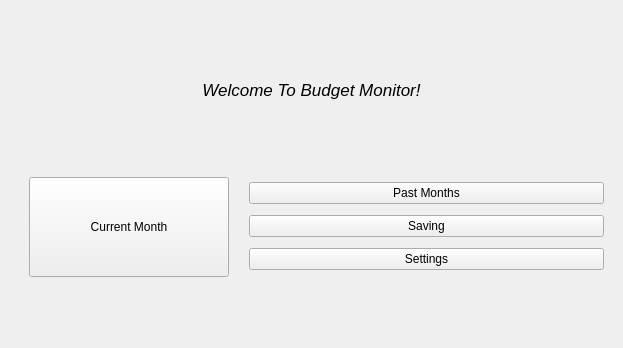
Before: the Qt Designer form ui/mainwindow.ui in NFBaeza/Budget-Monitor, drawn with Qt 5.
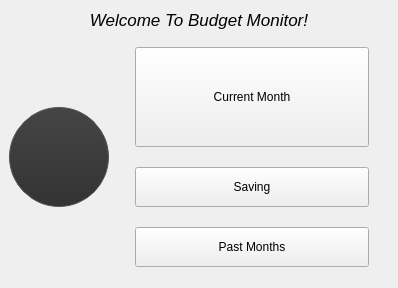
After: the same form once the commit is applied. Icons and pictures are not drawn.

Commit message: chore: add user icon on MainView

```diff
--- a/ui/mainwindow.ui
+++ b/ui/mainwindow.ui
@@ -6,8 +6,8 @@
    <rect>
     <x>0</x>
     <y>0</y>
-    <width>623</width>
-    <height>348</height>
+    <width>398</width>
+    <height>288</height>
    </rect>
   </property>
   <property name="windowTitle">
@@ -29,14 +29,150 @@
    <property name="autoFillBackground">
     <bool>false</bool>
    </property>
-   <layout class="QVBoxLayout" name="verticalLayout_3" stretch="3,2">
-    <property name="sizeConstraint">
-     <enum>QLayout::SizeConstraint::SetDefaultConstraint</enum>
-    </property>
-    <property name="bottomMargin">
-     <number>0</number>
-    </property>
-    <item>
+   <layout class="QGridLayout" name="gridLayout" rowstretch="2,0,0,0,0,0,0" columnstretch="10,1,0">
+    <item row="2" column="1">
+     <layout class="QVBoxLayout" name="verticalLayout" stretch="2,1,1">
+      <property name="spacing">
+       <number>20</number>
+      </property>
+      <property name="leftMargin">
+       <number>20</number>
+      </property>
+      <property name="topMargin">
+       <number>10</number>
+      </property>
+      <property name="rightMargin">
+       <number>20</number>
+      </property>
+      <property name="bottomMargin">
+       <number>10</number>
+      </property>
+      <item>
+       <widget class="QPushButton" name="CurrentMonthButton">
+        <property name="sizePolicy">
+         <sizepolicy hsizetype="Preferred" vsizetype="Fixed">
+          <horstretch>0</horstretch>
+          <verstretch>0</verstretch>
+         </sizepolicy>
+        </property>
+        <property name="minimumSize">
+         <size>
+          <width>0</width>
+          <height>100</height>
+         </size>
+        </property>
+        <property name="text">
+         <string>Current Month</string>
+        </property>
+        <property name="icon">
+         <iconset theme="QIcon::ThemeIcon::AppointmentNew"/>
+        </property>
+       </widget>
+      </item>
+      <item>
+       <widget class="QPushButton" name="SavingViewButton">
+        <property name="sizePolicy">
+         <sizepolicy hsizetype="Preferred" vsizetype="Fixed">
+          <horstretch>0</horstretch>
+          <verstretch>0</verstretch>
+         </sizepolicy>
+        </property>
+        <property name="minimumSize">
+         <size>
+          <width>0</width>
+          <height>40</height>
+         </size>
+        </property>
+        <property name="text">
+         <string>Saving</string>
+        </property>
+       </widget>
+      </item>
+      <item>
+       <widget class="QPushButton" name="pastMonthsButton">
+        <property name="sizePolicy">
+         <sizepolicy hsizetype="Preferred" vsizetype="Fixed">
+          <horstretch>0</horstretch>
+          <verstretch>0</verstretch>
+         </sizepolicy>
+        </property>
+        <property name="minimumSize">
+         <size>
+          <width>0</width>
+          <height>40</height>
+         </size>
+        </property>
+        <property name="text">
+         <string>Past Months</string>
+        </property>
+        <property name="checkable">
+         <bool>false</bool>
+        </property>
+        <property name="autoDefault">
+         <bool>false</bool>
+        </property>
+        <property name="default">
+         <bool>false</bool>
+        </property>
+        <property name="flat">
+         <bool>false</bool>
+        </property>
+       </widget>
+      </item>
+     </layout>
+    </item>
+    <item row="2" column="0">
+     <layout class="QHBoxLayout" name="horizontalLayout">
+      <property name="sizeConstraint">
+       <enum>QLayout::SizeConstraint::SetDefaultConstraint</enum>
+      </property>
+      <item>
+       <widget class="QPushButton" name="SettingsButton">
+        <property name="sizePolicy">
+         <sizepolicy hsizetype="Fixed" vsizetype="Fixed">
+          <horstretch>0</horstretch>
+          <verstretch>0</verstretch>
+         </sizepolicy>
+        </property>
+        <property name="minimumSize">
+         <size>
+          <width>100</width>
+          <height>100</height>
+         </size>
+        </property>
+        <property name="layoutDirection">
+         <enum>Qt::LayoutDirection::RightToLeft</enum>
+        </property>
+        <property name="autoFillBackground">
+         <bool>false</bool>
+        </property>
+        <property name="styleSheet">
+         <string notr="true">QPushButton {
+    background-color: qlineargradient(spread:pad, x1:0, y1:0, x2:0, y2:1, stop:0 #454545, stop:1 #333333);
+    border: 1px solid #555555;
+    border-radius: 50px;
+    color: white;
+    padding: 5px;
+}</string>
+        </property>
+        <property name="text">
+         <string/>
+        </property>
+        <property name="icon">
+         <iconset>
+          <normaloff>../imgs/login-avatar.png</normaloff>../imgs/login-avatar.png</iconset>
+        </property>
+        <property name="iconSize">
+         <size>
+          <width>70</width>
+          <height>70</height>
+         </size>
+        </property>
+       </widget>
+      </item>
+     </layout>
+    </item>
+    <item row="0" column="0" colspan="2">
      <widget class="QLabel" name="labelTitle">
       <property name="sizePolicy">
        <sizepolicy hsizetype="Preferred" vsizetype="Fixed">
@@ -60,81 +196,6 @@
       </property>
      </widget>
     </item>
-    <item>
-     <layout class="QHBoxLayout" name="horizontalLayout" stretch="2,0">
-      <property name="spacing">
-       <number>10</number>
-      </property>
-      <property name="leftMargin">
-       <number>20</number>
-      </property>
-      <property name="rightMargin">
-       <number>0</number>
-      </property>
-      <item>
-       <widget class="QPushButton" name="CurrentMonthButton">
-        <property name="sizePolicy">
-         <sizepolicy hsizetype="Fixed" vsizetype="Fixed">
-          <horstretch>0</horstretch>
-          <verstretch>0</verstretch>
-         </sizepolicy>
-        </property>
-        <property name="minimumSize">
-         <size>
-          <width>200</width>
-          <height>100</height>
-         </size>
-        </property>
-        <property name="text">
-         <string>Current Month</string>
-        </property>
-        <property name="icon">
-         <iconset theme="QIcon::ThemeIcon::AppointmentNew"/>
-        </property>
-       </widget>
-      </item>
-      <item>
-       <layout class="QVBoxLayout" name="verticalLayout">
-        <property name="spacing">
-         <number>6</number>
-        </property>
-        <property name="leftMargin">
-         <number>10</number>
-        </property>
-        <property name="rightMargin">
-         <number>10</number>
-        </property>
-        <item>
-         <widget class="QPushButton" name="pastMonthsButton">
-          <property name="sizePolicy">
-           <sizepolicy hsizetype="Minimum" vsizetype="Fixed">
-            <horstretch>0</horstretch>
-            <verstretch>0</verstretch>
-           </sizepolicy>
-          </property>
-          <property name="text">
-           <string>Past Months</string>
-          </property>
-         </widget>
-        </item>
-        <item>
-         <widget class="QPushButton" name="SavingViewButton">
-          <property name="text">
-           <string>Saving</string>
-          </property>
-         </widget>
-        </item>
-        <item>
-         <widget class="QPushButton" name="SettingsButton">
-          <property name="text">
-           <string>Settings</string>
-          </property>
-         </widget>
-        </item>
-       </layout>
-      </item>
-     </layout>
-    </item>
    </layout>
   </widget>
  </widget>
```
The commit also changes 2 other files.
